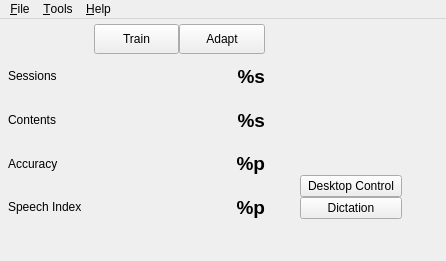
Qt form res/ui/main-window.ui (smartboyhw/speechcontrol) before a commit.
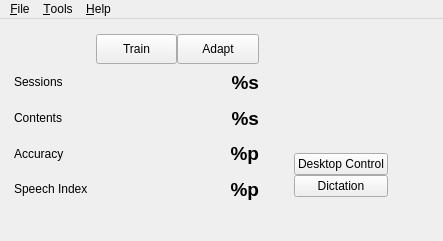
The same form after that commit. Icons and pictures are not drawn.

Patch:
```diff
--- a/res/ui/main-window.ui
+++ b/res/ui/main-window.ui
@@ -10,8 +10,8 @@
    <rect>
     <x>0</x>
     <y>0</y>
-    <width>446</width>
-    <height>261</height>
+    <width>443</width>
+    <height>241</height>
    </rect>
   </property>
   <property name="windowTitle">
@@ -34,13 +34,19 @@
    <widget class="QWidget" name="formLayoutWidget">
     <property name="geometry">
      <rect>
-      <x>8</x>
+      <x>4</x>
       <y>5</y>
       <width>429</width>
-      <height>205</height>
+      <height>193</height>
      </rect>
     </property>
     <layout class="QGridLayout" name="gridLayout_2">
+     <property name="sizeConstraint">
+      <enum>QLayout::SetMaximumSize</enum>
+     </property>
+     <property name="margin">
+      <number>10</number>
+     </property>
      <item row="2" column="2">
       <widget class="QLabel" name="lblContent">
        <property name="sizePolicy">
@@ -431,7 +437,7 @@
     <rect>
      <x>0</x>
      <y>0</y>
-     <width>446</width>
+     <width>443</width>
      <height>21</height>
     </rect>
    </property>
```
